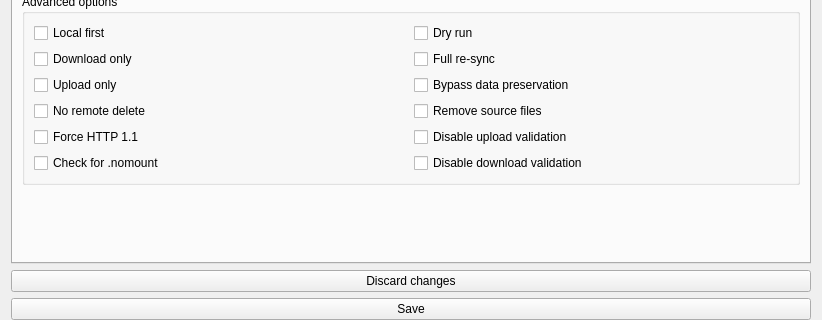
First picture: the form in src/ui/profile_settings_page.ui, repository bpozdena/OneDriveGUI, before the edit; both pictures show x 0 to 822 and y 372 to 692 of the 822 by 692 pixel window.
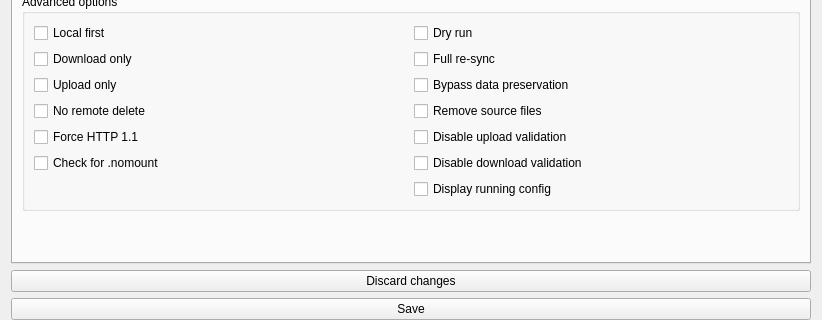
Second picture: the form after the edit.

Commit message: add support for display_running_config

Patch:
```diff
--- a/src/ui/profile_settings_page.ui
+++ b/src/ui/profile_settings_page.ui
@@ -592,6 +592,13 @@
               </property>
              </widget>
             </item>
+            <item row="6" column="2">
+             <widget class="QCheckBox" name="checkBox_display_running_config">
+              <property name="text">
+               <string>Display running config</string>
+              </property>
+             </widget>
+            </item>
            </layout>
           </widget>
          </item>
```
Left out of the diff: 146 changed lines with no effect on the pictures. The commit also changes 3 other files.
